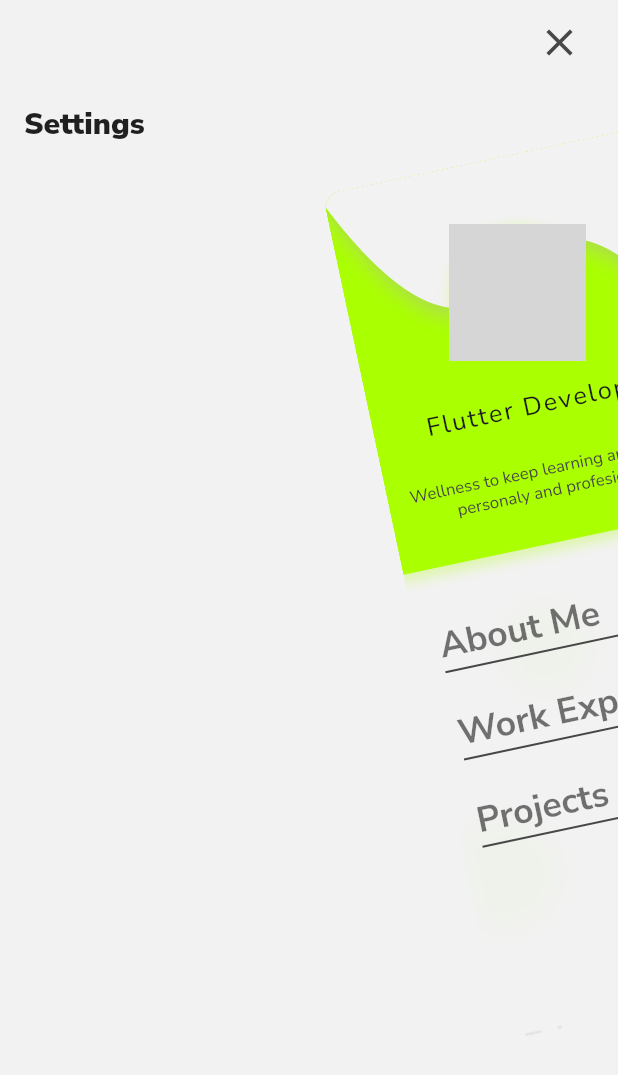
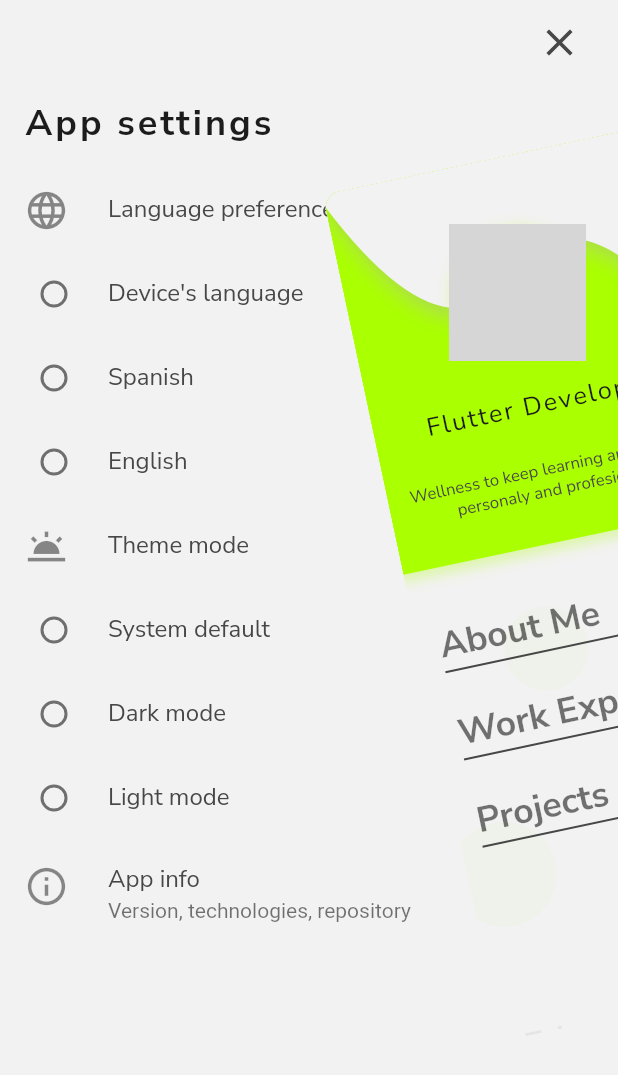
Before and after one commit to medinabotadev/cv_app, a Flutter app: the screen it shows after launch, after a tap on the "menu" icon, on a phone screen of 412 x 824 dp. Shown: the top 1075 px of the screen. Run offline on Flutter 3.47's test engine with Material 2 defaults, Android fonts, the light colour scheme and no system bars; drawn by our look-alikes of flutter_zoom_drawer; our stand-ins replace flutter_svg; accounts and stored records are empty; network calls fail; grey boxes are pictures that could not be loaded.

Commit message:
drawer desing ended

```diff
--- a/lib/main.dart
+++ b/lib/main.dart
@@ -127,7 +127,7 @@
           )
         )
       ),
-      themeMode: ThemeMode.system,
+      themeMode: ThemeMode.light,
       initialRoute: '/SplashScreen',
       onGenerateRoute: RouteGenerator.generateRoute,
     );
--- a/lib/src/screens/home_screen.dart
+++ b/lib/src/screens/home_screen.dart
@@ -56,27 +56,23 @@
                       isDrawerOpen = false;
                       _drawerController.close!();
                     }
-                    setState(() {
-
-                    });
+                    // TODO: Best management of app state
+                    setState(() {});
                   }
                 ),
             ),
           )
         ]
       ),
-      endDrawer: const Drawer(
-        child: EndDrawer(),
-      ),
       body: ZoomDrawer(
         controller: _drawerController,
+        disableGesture: true,
         menuScreen: EndDrawer(),
         mainScreen: Stack(
           children: <Widget>[
             const HomeScreenBackground(),
             HomeScreenHeader(
               child: Container(
-                // padding: const EdgeInsets.only(top: 70.0),
                 width: 325.0,
                 height: 370.0,
                 decoration: BoxDecoration(
@@ -95,9 +91,6 @@
             ),
             HomeScreenSection(
               sections: sections,
-              // onTap:
-            // onTap:
-              // onTap:
             )
           ],
         ),
--- a/lib/src/widgets/home_screen_background.dart
+++ b/lib/src/widgets/home_screen_background.dart
@@ -62,6 +62,11 @@
     animationBackgroundController.forward();
     return Stack(
       children: [
+        Container(
+          width: double.infinity,
+          height: double.infinity,
+          color: Theme.of(context).scaffoldBackgroundColor,
+        ),
         AnimatedBuilder(
           animation: animationBackgroundController,
           builder: (BuildContext context, child){
@@ -74,14 +79,14 @@
             );
           }
         ),
-        BackdropFilter(
-          filter: ImageFilter.blur(
-            sigmaX: 12.5, sigmaY: 12.5
-          ),
-          child: Container(
-            height: double.infinity,
-          ),
-        ),
+        // BackdropFilter(
+        //   filter: ImageFilter.blur(
+        //     sigmaX: 12.5, sigmaY: 12.5
+        //   ),
+        //   child: Container(
+        //     height: double.infinity,
+        //   ),
+        // ),
       ],
     );
   }
--- a/lib/src/widgets/home_screen_end_drawer.dart
+++ b/lib/src/widgets/home_screen_end_drawer.dart
@@ -13,21 +13,73 @@
     return Scaffold(
       appBar: AppBar(
         automaticallyImplyLeading: false,
-        // actions: <Widget>[
-        //   Padding(
-        //     padding: const EdgeInsets.only(right: 15.0),
-        //     child: Builder(
-        //       builder: (context) => IconButton(
-        //         icon: const Icon(Icons.close),
-        //         color: Theme.of(context).iconTheme.color,
-        //         iconSize: Theme.of(context).iconTheme.size!,
-        //         onPressed: (){ Navigator.of(context).pop(); }
-        //         ),
-        //     ),
-        //   )
-        // ],
         centerTitle: false,
-        title: Text('Settings', style: Theme.of(context).textTheme.headline6,),
+        title: Text('App settings', style: Theme.of(context).textTheme.headline5!.merge(TextStyle(fontWeight: FontWeight.w700, color: Theme.of(context).colorScheme.brightness == Brightness.dark ? const Color(0xFFa8a7a8) : const Color(0XFF1C1C1C)),)),
+      ),
+      body: Column(
+        children: <Widget>[
+          const ListTile(
+            leading: Icon(Icons.language_outlined),
+            title: Text('Language preferences'),
+          ),
+          RadioListTile<String>(
+            title: const Text('Device\'s language'),
+            groupValue: null,
+            value: 'default',
+            onChanged: (value) {
+
+            },
+          ),
+          RadioListTile<String>(
+            title: const Text('Spanish'),
+            groupValue: null,
+            value: 'es',
+            onChanged: (value) {
+
+            },
+          ),
+          RadioListTile<String>(
+            title: const Text('English'),
+            groupValue: null,
+            value: 'en',
+            onChanged: (value) {
+
+            },
+          ),
+          const ListTile(
+            leading: Icon(Icons.wb_twilight_outlined),
+            title: Text('Theme mode'),
+          ),
+          RadioListTile<String>(
+            title: const Text('System default'),
+            groupValue: null,
+            value: 'default',
+            onChanged: (value) {
+
+            },
+          ),
+          RadioListTile<String>(
+            title: const Text('Dark mode'),
+            groupValue: null,
+            value: 'dark_mode',
+            onChanged: (value) {
+
+            },
+          ),
+          RadioListTile<String>(
+            title: const Text('Light mode'),
+            groupValue: null,
+            value: 'light_mode',
+            onChanged: (value) {
+
+            },
+          ),
+          const ListTile(
+            leading: Icon(Icons.info_outline),
+            title: Text('App info'),
+            subtitle: Text('Version, technologies, repository'),
+          ),
+        ],
       )
     );
   }
```
